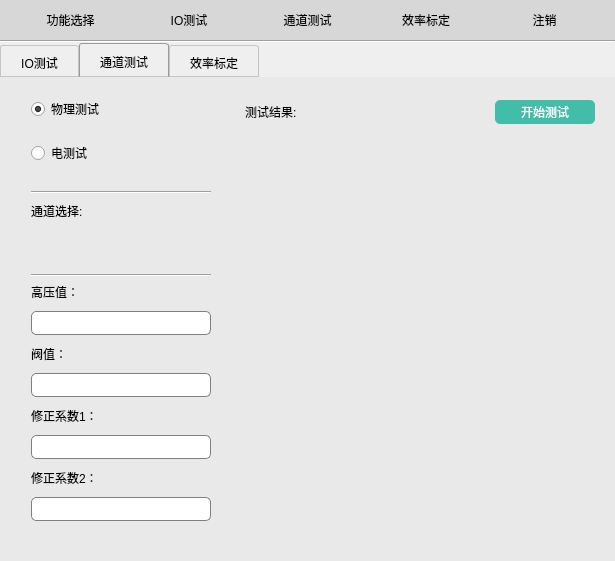
Qt form Demo/desystemtestwidget.ui (13438120136/XDemo) before a commit.
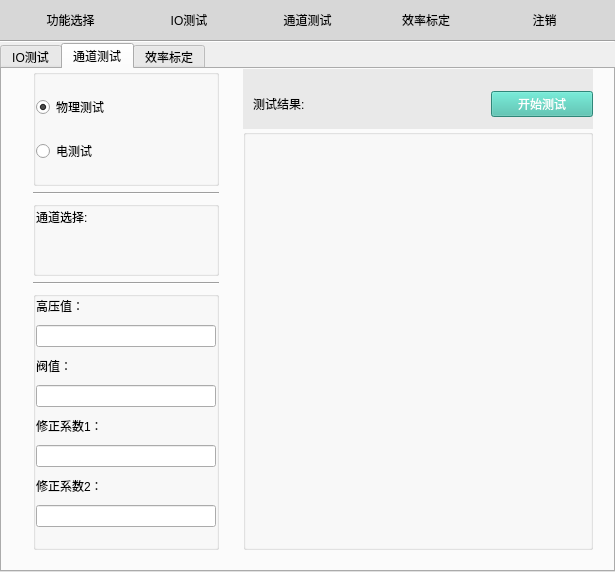
The same form after that commit. The open tabs and pages were chosen to show the change. Icons and pictures are not drawn. Custom widgets are drawn as their Qt base class.

What changed in the file:
```diff
--- a/Demo/desystemtestwidget.ui
+++ b/Demo/desystemtestwidget.ui
@@ -7,14 +7,25 @@
     <x>0</x>
     <y>0</y>
     <width>615</width>
-    <height>544</height>
+    <height>558</height>
    </rect>
   </property>
   <property name="windowTitle">
    <string>DeSystemTestWidget</string>
   </property>
   <property name="styleSheet">
-   <string notr="true">QTabWidget::pane
+   <string notr="true">DeValueSelectWidget &gt; QPushButton
+{
+   color: #FFFFFF;
+   background-color: #42BDAA;
+}
+
+DeValueSelectWidget &gt; QLabel
+{
+   background-color: #FFFFFF;
+}
+
+QTabWidget::pane
 {   
 	background-color: #E9E9E9;
     border: 0px;
@@ -131,9 +142,10 @@
 
 QPushButton
 {
-   padding:5px;
+   padding:8px;
    min-width:100px;
    text-align:center;
+   border-radius:0px;
 }</string>
      </property>
      <layout class="QGridLayout" name="gridLayout_18">
@@ -197,7 +209,7 @@
       <string notr="true"/>
      </property>
      <property name="currentIndex">
-      <number>0</number>
+      <number>2</number>
      </property>
      <widget class="QWidget" name="tab">
       <property name="styleSheet">
@@ -744,23 +756,11 @@
             <item row="1" column="0">
              <widget class="DeValueSelectWidget" name="widget_3" native="true">
               <property name="styleSheet">
-               <string notr="true">QPushButton 
-{    
-    background-color: #42BDAA;
-}
-
-QLabel
-{
-   
-	background-color: rgb(255, 255, 255);
-}
-
-QWidget
+               <string notr="true">#widget_3
 {
    min-width:180px;
    max-width:180px;
    min-height:24px;
-   max-hegith:24px;
 }</string>
               </property>
              </widget>
@@ -1177,13 +1177,14 @@
                 <item row="0" column="1">
                  <widget class="DeValueSelectWidget" name="widget_7" native="true">
                   <property name="styleSheet">
-                   <string notr="true">QWidget
+                   <string notr="true">#widget_7
 {
    min-width:108px;
    max-width:108px;
    min-height:24px;
    max-hegith:24px;
-}</string>
+}
+</string>
                   </property>
                  </widget>
                 </item>
```
